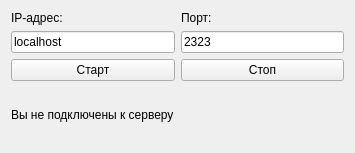
Old version of the form TcpClient/View/clientgui.ui in the repository Ma3au/Practice.
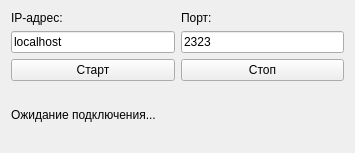
New version of the form.

The edit to the form file:
```diff
--- a/TcpClient/View/clientgui.ui
+++ b/TcpClient/View/clientgui.ui
@@ -80,7 +80,7 @@
     <item row="1" column="0">
      <widget class="QLabel" name="statusLabel">
       <property name="text">
-       <string>Вы не подключены к серверу</string>
+       <string>Ожидание подключения...</string>
       </property>
      </widget>
     </item>
```
